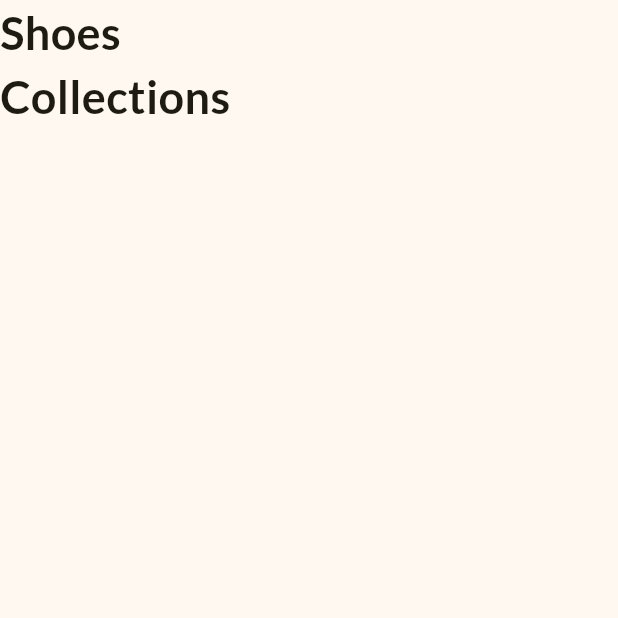
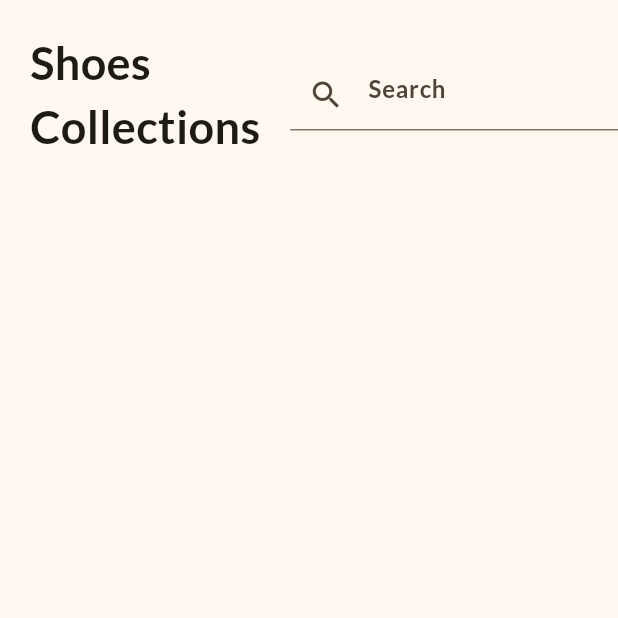
Before and after one commit to Taoheedoh/shoe_shop, a Flutter app: the screen it shows after launch, on a phone screen of 412 x 824 dp, the top half of it. Run offline on Flutter 3.47's test engine with Material 3 defaults, Android fonts, the phone set to English and light mode, and no system bars.

Commit message:
Add search icon

```diff
--- a/lib/home_page.dart
+++ b/lib/home_page.dart
@@ -9,10 +9,26 @@ class HomePage extends StatelessWidget {
       body: SafeArea(
         child: Column(
           children: [
-            Text('Shoes\nCollections', style: TextStyle(
-              fontWeight: FontWeight.bold,
-              fontSize: 30,
-            ),),
+            Row(children: [
+              Padding(
+                padding: EdgeInsets.all(20),
+                child: Text(
+                  'Shoes\nCollections',
+                  style: TextStyle(
+                    fontWeight: FontWeight.bold,
+                    fontSize: 30,
+                  ),
+                ),
+              ),
+              Expanded(
+                child: TextField(
+                  decoration: InputDecoration(
+                    hintText: 'Search',
+                    prefixIcon: Icon(Icons.search),
+                  ),
+                ),
+              ),
+            ]),
           ],
         ),
       ),
--- a/lib/main.dart
+++ b/lib/main.dart
@@ -18,6 +18,12 @@ class MyApp extends StatelessWidget {
         colorScheme: ColorScheme.fromSeed(
           seedColor: const Color.fromRGBO(254, 206, 1, 1),
         ),
+        inputDecorationTheme: const InputDecorationTheme(
+          hintStyle: TextStyle(
+            fontWeight: FontWeight.bold,
+            fontSize: 16,
+          ),
+        ),
       ),
       home: const HomePage(),
     );
```
